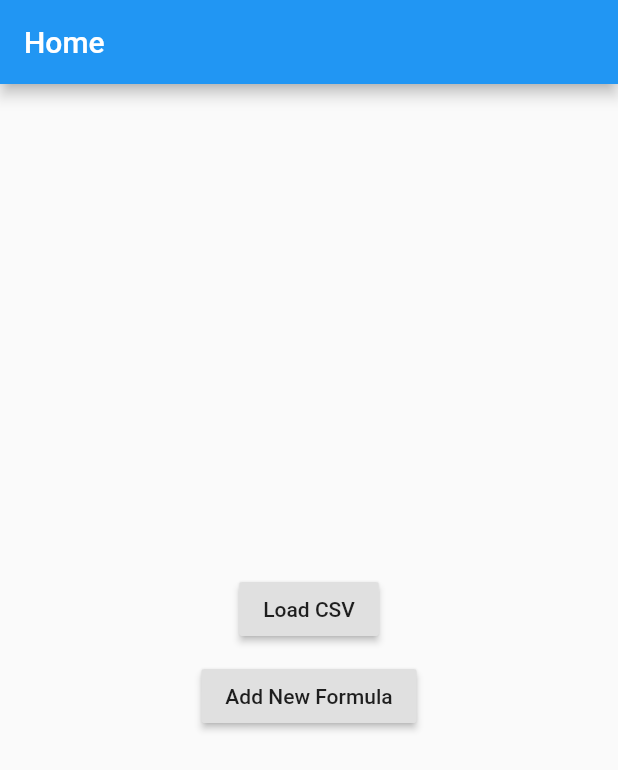
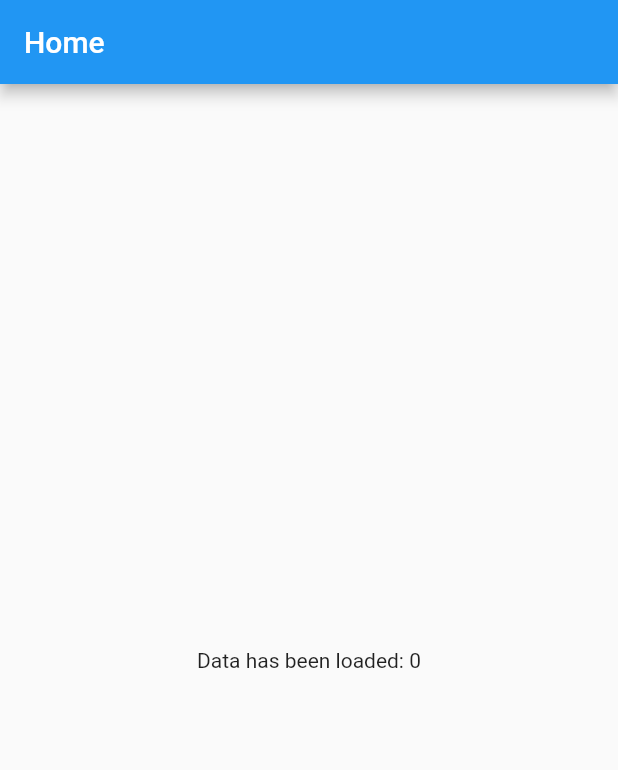
Before and after one commit to BenedictKohler/NutriCalc, a Flutter app: the screen it shows after launch, on a phone screen of 412 x 824 dp. Shown: the top 770 px of the screen. Run offline on Flutter 3.47's test engine with Material 2 defaults, Android fonts, the phone set to English and light mode, and no system bars; our stand-ins replace csv.

Commit message:
Fixed Data Load methods

```diff
--- /dev/null
+++ b/lib/DataHelper.dart
@@ -0,0 +1,80 @@
+import 'dart:collection';
+import 'dart:io';
+import 'package:csv/csv.dart';
+import 'package:flutter/services.dart';
+import 'package:path_provider/path_provider.dart';
+
+// Errors: Currently removes the top row which could be an issue when trying to write data from hashmap back
+
+class DataHelper {
+  Directory _documents;
+
+  /* Writes the data to file on users phone if not already there
+     and then gets text data into list and returns it */
+  Future<List<List<dynamic>>> GetDataList() async {
+    String textData = "";
+    _documents = await getApplicationDocumentsDirectory();
+    File file = new File('${_documents.path}/data.csv');
+    file.open(mode: FileMode.append);
+    if (!await IsPopulated()) {
+      String data = await rootBundle.loadString('assets/data.csv');
+      try {
+        file = await file.writeAsString(data, flush: true);
+      } catch (e) {}
+
+      try {
+        textData = file.readAsStringSync();
+      } catch (e) {}
+
+      List<List<dynamic>> csvData =
+          const CsvToListConverter().convert(textData);
+      return csvData;
+    }
+  }
+
+  // Checks to see if file on users phone has got data already
+  Future<bool> IsPopulated() async {
+    if (_documents == null)
+      _documents = await getApplicationDocumentsDirectory();
+    File file = new File('${_documents.path}/data.csv');
+    try {
+      if (await file.length() > 0) return true;
+    } catch (e) {}
+    return false;
+  }
+
+  // Converts a list of lists to a map where the key is the formula name and values are a list of nutrients
+  HashMap<String, List<dynamic>> GetDataMap(List<List<dynamic>> data) {
+    HashMap<String, List<dynamic>> hashMap =
+        new HashMap<String, List<dynamic>>();
+    for (int i = 1; i < data.length; i++) {
+      hashMap.putIfAbsent(
+          data.elementAt(i).elementAt(0), () => data.elementAt(i));
+    }
+    return hashMap;
+  }
+
+  // Write csv data back to a file
+  Future WriteDataFromList(List<List<dynamic>> data) async {
+    if (_documents == null) {
+      _documents = await getApplicationDocumentsDirectory();
+    }
+    File file = new File('${_documents.path}/data.csv');
+    String csvString = const ListToCsvConverter().convert(data);
+    await file.writeAsString(csvString);
+  }
+
+  // Write csv data back to a file
+  Future WriteDataFromHMap(HashMap<String, List<dynamic>> data) async {
+    if (_documents == null) {
+      _documents = await getApplicationDocumentsDirectory();
+    }
+    File file = new File('${_documents.path}/data.csv');
+    List<List<dynamic>> tempList = new List<List<dynamic>>();
+    for (List<dynamic> vals in data.values) {
+      tempList.add(vals);
+    }
+    String csvString = const ListToCsvConverter().convert(tempList);
+    await file.writeAsString(csvString);
+  }
+}
--- a/lib/HomeScreen.dart
+++ b/lib/HomeScreen.dart
@@ -1,11 +1,6 @@
-import 'dart:convert';
-import 'dart:io';
-import 'package:flutter/services.dart';
-import 'package:nutri_calc/AddFormulaScreen.dart';
-import 'package:path/path.dart' as p;
+import 'dart:collection';
 import 'package:flutter/material.dart';
-import 'package:csv/csv.dart';
-import 'package:path_provider/path_provider.dart';
+import 'package:nutri_calc/DataHelper.dart';
 
 class HomeScreen extends StatefulWidget {
   static const id = 'homescreen';
@@ -14,67 +9,37 @@ class HomeScreen extends StatefulWidget {
 }
 
 class _HomeScreenState extends State<HomeScreen> {
+  bool _isDataLoaded;
+  HashMap<String, List<dynamic>> _csvData;
+  DataHelper _dataHelper;
+
   @override
-  void initState() {
+  Future<void> initState() {
     super.initState();
+    _isDataLoaded = false;
+    _dataHelper = new DataHelper();
+    loadCSV();
   }
 
-  Future LoadCSV() async {
-    String csv = "";
-    try {
-      String data = await rootBundle.loadString('assets/data.csv');
-      List<List<dynamic>> rowsAsListOfValues =
-          const CsvToListConverter().convert(data);
-      debugPrint(data);
-      // rowsAsListOfValues[0].add('Random Value');
-      // csv = const ListToCsvConverter().convert(rowsAsListOfValues);
-    } catch (e) {
-      print('Error: $e');
-      rethrow;
-    }
-
-    /*Directory documents = await getApplicationDocumentsDirectory();
-    debugPrint(documents.path);
-    try {
-      File file = File('${documents.path}/data.csv');
-      await file.writeAsString(csv);
-    } catch (e) {
-      debugPrint('Error: $e');
-    }
-
-    File file = File('${documents.path}/data.csv');
-    file.readAsString().then((String text) {
-      debugPrint(text);
-    }).catchError((e) {
-      debugPrint(e);
-    });*/
+  void loadCSV() async {
+    List<List<dynamic>> csvList =
+        await _dataHelper.GetDataList(); // Get list of lists of csv data
+    _csvData =
+        _dataHelper.GetDataMap(csvList); // Convert list of lists to hashmap
+    setState(() {
+      _isDataLoaded = true; // data is loaded
+    });
   }
 
   @override
   Widget build(BuildContext context) {
     return Scaffold(
-        appBar: AppBar(title: Text('Home')),
-        body: Row(
-          mainAxisAlignment: MainAxisAlignment.center,
-          children: <Widget>[
-            Column(
-              mainAxisAlignment: MainAxisAlignment.center,
-              children: <Widget>[
-                RaisedButton(
-                  child: Text("Load CSV"),
-                  onPressed: LoadCSV,
-                ),
-                Padding(
-                  padding: EdgeInsets.all(10),
-                  child: RaisedButton(
-                    child: Text('Add New Formula'),
-                    onPressed: () =>
-                        Navigator.pushNamed(context, AddFormulaScreen.id),
-                  ),
-                ),
-              ],
-            ),
-          ],
-        ));
+      appBar: AppBar(title: Text('Home')),
+      body: Center(
+        child: !_isDataLoaded
+            ? CircularProgressIndicator()
+            : Text("Data has been loaded: " + _csvData.length.toString()),
+      ),
+    );
   }
 }
```
